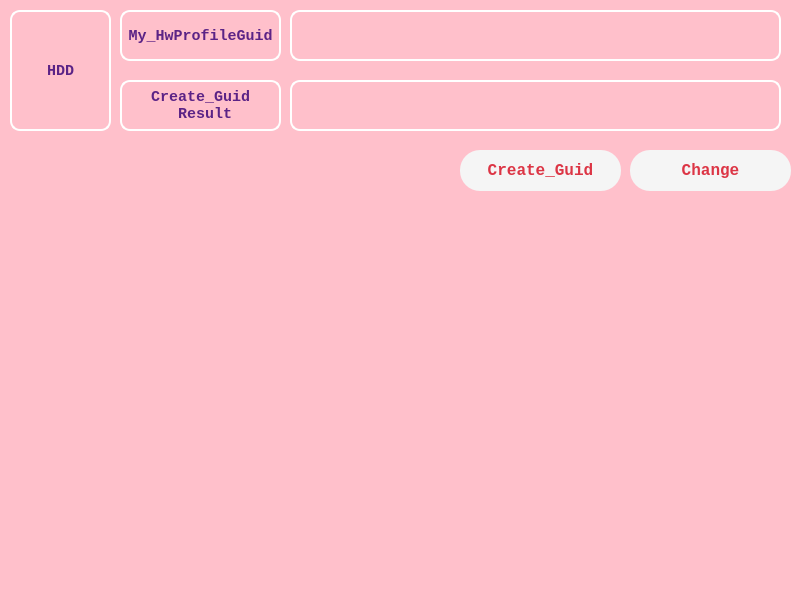
This is my_design.ui in ckh2445/Python_Hwid_Changer as Qt 5 draws it before an edit. The edited form follows.
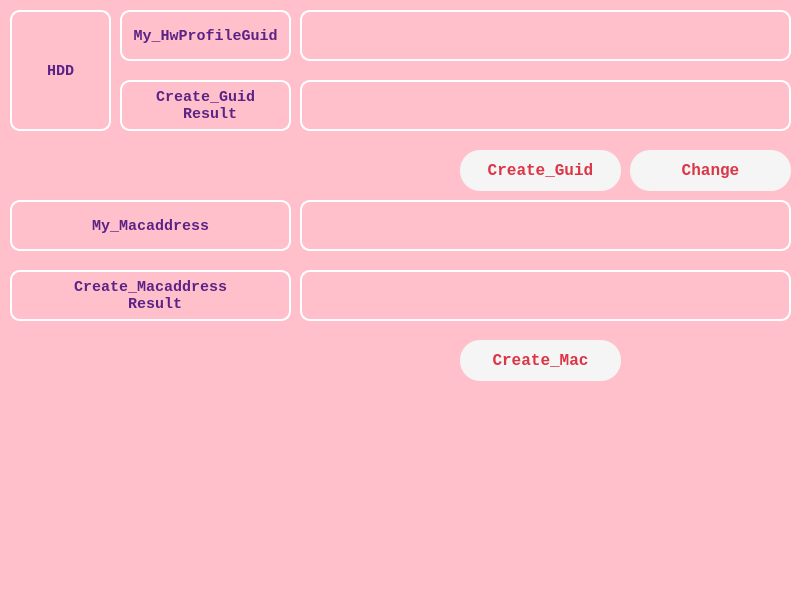
This is the edited form. Icons and pictures are not drawn.

Patch:
```diff
--- a/my_design.ui
+++ b/my_design.ui
@@ -90,7 +90,7 @@
      <rect>
       <x>120</x>
       <y>10</y>
-      <width>161</width>
+      <width>171</width>
       <height>51</height>
      </rect>
     </property>
@@ -151,7 +151,7 @@
    <widget class="QLabel" name="label_4">
     <property name="geometry">
      <rect>
-      <x>290</x>
+      <x>300</x>
       <y>10</y>
       <width>491</width>
       <height>51</height>
@@ -211,7 +211,7 @@
      <rect>
       <x>120</x>
       <y>80</y>
-      <width>161</width>
+      <width>171</width>
       <height>51</height>
      </rect>
     </property>
@@ -239,7 +239,7 @@
    <widget class="QLabel" name="label_6">
     <property name="geometry">
      <rect>
-      <x>290</x>
+      <x>300</x>
       <y>80</y>
       <width>491</width>
       <height>51</height>
@@ -265,6 +265,157 @@
      <set>Qt::AlignCenter</set>
     </property>
    </widget>
+   <widget class="QPushButton" name="BT_Create_Mac">
+    <property name="geometry">
+     <rect>
+      <x>460</x>
+      <y>340</y>
+      <width>161</width>
+      <height>41</height>
+     </rect>
+    </property>
+    <property name="font">
+     <font>
+      <family>Consolas</family>
+      <pointsize>12</pointsize>
+      <weight>75</weight>
+      <italic>false</italic>
+      <bold>true</bold>
+     </font>
+    </property>
+    <property name="cursor">
+     <cursorShape>PointingHandCursor</cursorShape>
+    </property>
+    <property name="focusPolicy">
+     <enum>Qt::NoFocus</enum>
+    </property>
+    <property name="styleSheet">
+     <string notr="true">color: #dc3545;
+border-color: #dc3545;
+background-color: whitesmoke;
+border-radius: 20px;</string>
+    </property>
+    <property name="text">
+     <string>Create_Mac</string>
+    </property>
+   </widget>
+   <widget class="QLabel" name="label_7">
+    <property name="geometry">
+     <rect>
+      <x>10</x>
+      <y>200</y>
+      <width>281</width>
+      <height>51</height>
+     </rect>
+    </property>
+    <property name="font">
+     <font>
+      <family>Consolas</family>
+      <pointsize>11</pointsize>
+      <weight>75</weight>
+      <bold>true</bold>
+     </font>
+    </property>
+    <property name="styleSheet">
+     <string notr="true">border: 2px solid white; 
+color: #5B2386;
+border-radius: 10px;</string>
+    </property>
+    <property name="text">
+     <string>My_Macaddress</string>
+    </property>
+    <property name="alignment">
+     <set>Qt::AlignCenter</set>
+    </property>
+   </widget>
+   <widget class="QLabel" name="label_8">
+    <property name="geometry">
+     <rect>
+      <x>10</x>
+      <y>270</y>
+      <width>281</width>
+      <height>51</height>
+     </rect>
+    </property>
+    <property name="font">
+     <font>
+      <family>Consolas</family>
+      <pointsize>11</pointsize>
+      <weight>75</weight>
+      <bold>true</bold>
+     </font>
+    </property>
+    <property name="styleSheet">
+     <string notr="true">border: 2px solid white; 
+color: #5B2386;
+border-radius: 10px;</string>
+    </property>
+    <property name="text">
+     <string>Create_Macaddress
+ Result</string>
+    </property>
+    <property name="alignment">
+     <set>Qt::AlignCenter</set>
+    </property>
+   </widget>
+   <widget class="QLabel" name="label_9">
+    <property name="geometry">
+     <rect>
+      <x>300</x>
+      <y>200</y>
+      <width>491</width>
+      <height>51</height>
+     </rect>
+    </property>
+    <property name="font">
+     <font>
+      <family>Consolas</family>
+      <pointsize>11</pointsize>
+      <weight>75</weight>
+      <bold>true</bold>
+     </font>
+    </property>
+    <property name="styleSheet">
+     <string notr="true">border: 2px solid white; 
+color: #5B2386;
+border-radius: 10px;</string>
+    </property>
+    <property name="text">
+     <string/>
+    </property>
+    <property name="alignment">
+     <set>Qt::AlignCenter</set>
+    </property>
+   </widget>
+   <widget class="QLabel" name="label_10">
+    <property name="geometry">
+     <rect>
+      <x>300</x>
+      <y>270</y>
+      <width>491</width>
+      <height>51</height>
+     </rect>
+    </property>
+    <property name="font">
+     <font>
+      <family>Consolas</family>
+      <pointsize>11</pointsize>
+      <weight>75</weight>
+      <bold>true</bold>
+     </font>
+    </property>
+    <property name="styleSheet">
+     <string notr="true">border: 2px solid white; 
+color: #5B2386;
+border-radius: 10px;</string>
+    </property>
+    <property name="text">
+     <string/>
+    </property>
+    <property name="alignment">
+     <set>Qt::AlignCenter</set>
+    </property>
+   </widget>
   </widget>
   <widget class="QStatusBar" name="statusbar"/>
  </widget>
```
